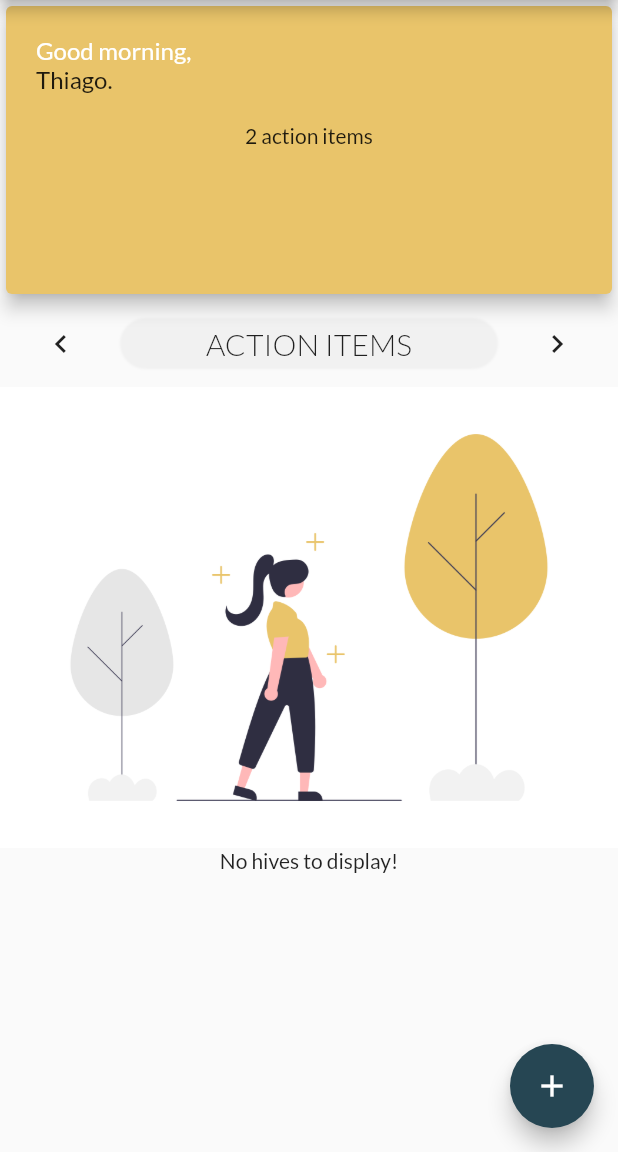
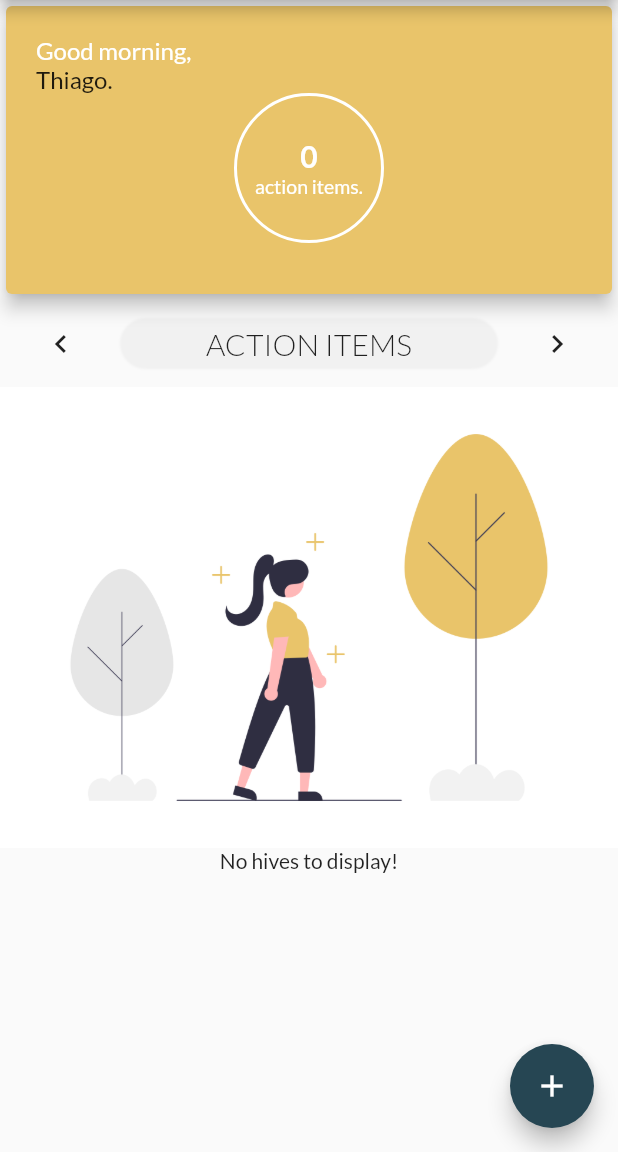
Before and after one commit to leowei31/nectarfy-app, a Flutter app: the screen it shows after launch, scrolled down 158 dp, after a tap on the "keyboard arrow left" icon, on a phone screen of 412 x 824 dp, the part 84-1236 px from its top. Run offline on Flutter 3.47's test engine with Material 2 defaults, Android fonts, the light colour scheme and no system bars.

Commit message:
finalized UI for hive module

```diff
--- a/app/lib/main.dart
+++ b/app/lib/main.dart
@@ -1,7 +1,7 @@
 import 'package:flutter/material.dart';
 
 import './views/hive_module.dart';
-import './widgets/hive_module/add_hive.dart';
+import './widgets/hive_module/hive_list/add_hive.dart';
 
 void main() {
   runApp(const MyApp());
--- /dev/null
+++ b/app/lib/model/action_item.dart
@@ -0,0 +1,16 @@
+class ActionItem {
+  final String actionId;
+  final String hiveId;
+  final String actionDescription;
+
+  ActionItem({
+    required this.actionId,
+    required this.hiveId,
+    required this.actionDescription
+  });
+
+  String getActionId() => actionId;
+  String getHiveId() => hiveId;
+  String getActionDescription() => actionDescription;
+
+}
--- a/app/lib/model/hive.dart
+++ b/app/lib/model/hive.dart
@@ -22,39 +22,12 @@ class Hive {
     required this.profilePicPath,
   });
 
-  String getId() {
-    return id;
-  }
-
-  String getName() {
-    return name;
-  }
-
-  String getOwnerId() {
-    return ownerId;
-  }
-
-  double getHumidity() {
-    return humidity;
-  }
-
-  double getTemperature() {
-    return temperature;
-  }
-
-  double getWeight() {
-    return weight;
-  }
-
-  DateTime getLastFed() {
-    return lastFed;
-  }
-
-  bool getHasActions() {
-    return hasActions;
-  }
-
-  String getProfilePicPath() {
-    return profilePicPath;
-  }
+  String getId() => id;
+  String getName() => name;
+  String getOwnerId() => ownerId;
+  double getHumidity() => humidity;
+  double getTemperature() => temperature;
+  double getWeight() => weight;
+  DateTime getLastFed() => lastFed;
+  String getProfilePicPath() => profilePicPath;
 }
--- a/app/lib/views/hive_module.dart
+++ b/app/lib/views/hive_module.dart
@@ -1,19 +1,54 @@
 import 'package:flutter/material.dart';
 
-import '../widgets/hive_module/welcome_dashboard.dart';
-import '../widgets/hive_module/hive_list.dart';
+import '../widgets/hive_module/dashboard/welcome_dashboard.dart';
+import '../widgets/hive_module/hive_list/hive_list.dart';
+import '../widgets/hive_module/hive_list/hive_list_controller.dart';
+import '../model/hive.dart';
+import '../model/action_item.dart';
 
-class HiveModule extends StatelessWidget {
+class HiveModule extends StatefulWidget {
+  const HiveModule({ Key? key }) : super(key: key);
 
-  const HiveModule({ Key? key }) : super(key: key);
+  @override
+  _HiveModuleState createState() => _HiveModuleState();
+}
+
+class _HiveModuleState extends State<HiveModule> {
+
+  bool allHives = true;
+
+  final List<Hive> hives = [
+    Hive(id: 'h1', name: 'Nectarfy #1', ownerId: '0', humidity: 12, temperature: 10, weight: 20, lastFed: DateTime.now(), hasActions: false, profilePicPath: 'hive_1.jpg'),
+    Hive(id: 'h2', name: 'Nectarfy #2', ownerId: '0', humidity: 12, temperature: 10, weight: 20, lastFed: DateTime.now(), hasActions: true, profilePicPath: 'hive_2.jpg'),
+    Hive(id: 'h3', name: 'Nectarfy #3', ownerId: '0', humidity: 12, temperature: 10, weight: 20, lastFed: DateTime.now(), hasActions: true, profilePicPath: 'hive_3.jpg'),
+  ];
+
+  final List<Hive> actionList = [
+    // Hive(id: 'h2', name: 'hive 2', ownerId: '0', humidity: 12, temperature: 10, weight: 20, lastFed: DateTime.now(), hasActions: true, profilePicPath: 'hive_2.jpg'),
+    // Hive(id: 'h3', name: 'hive 3', ownerId: '0', humidity: 12, temperature: 10, weight: 20, lastFed: DateTime.now(), hasActions: true, profilePicPath: 'hive_3.jpg'),
+  ];
+
+  // TO DO later
+  final List<ActionItem> actionList2 = [
+    ActionItem(actionId: 'a1', hiveId: 'h2', actionDescription: 'Varroa Mite: our Nectarfy hive has detected the presence of Varroa Mite. '),
+    ActionItem(actionId: 'a2', hiveId: 'h3', actionDescription: 'Varroa Mite: our Nectarfy hive has detected the presence of Varroa Mite. ')
+  ];
+
+  void changeCategoryHandler() {
+    setState(() {
+      allHives = !allHives;
+    });
+  }
 
   @override
   Widget build(BuildContext context) {
     return Column(
-      children: const <Widget>[
-        WelcomeDashboard(),
-        HiveList(),
+      children: <Widget>[
+        WelcomeDashboard(name: 'Thiago', numOfActions: actionList.length),
+        HiveListController(allHives: allHives, callbackFn: changeCategoryHandler),
+        HiveList(listOfHives: hives, actionList: actionList, allHives: allHives,)
       ],
+
     );
   }
 }
--- a/app/lib/widgets/hive_module/action_items_dashboard.dart
+++ /dev/null
@@ -1,12 +0,0 @@
-import 'package:flutter/material.dart';
-
-class ActionItemsDashboard extends StatelessWidget {
-  final int actions;
-
-  const ActionItemsDashboard({ Key? key, required this.actions }) : super(key: key);
-
-  @override
-  Widget build(BuildContext context) {
-    return Text('$actions action items');
-  }
-}
--- /dev/null
+++ b/app/lib/widgets/hive_module/dashboard/action_items_dashboard.dart
@@ -0,0 +1,34 @@
+import 'package:flutter/material.dart';
+
+class ActionItemsDashboard extends StatelessWidget {
+  final int actions;
+
+  const ActionItemsDashboard({ Key? key, required this.actions }) : super(key: key);
+
+  @override
+  Widget build(BuildContext context) {
+    return Container(
+      margin: const EdgeInsets.only(bottom: 0, top: 0),
+      child: Stack(
+        children: <Widget>[
+          Container(
+            height: 100,
+            width: 100,
+            decoration: BoxDecoration(
+              color: const Color(0x00000000),
+              shape: BoxShape.circle,
+              border: Border.all(width: 2, color: Colors.white),
+            )
+          ),
+          Column(
+            mainAxisAlignment: MainAxisAlignment.center,
+            children: [
+            Text(actions.toString(), style: const TextStyle(fontWeight: FontWeight.bold, fontSize: 20, color: Colors.white),),
+            const Text('action items.', style: TextStyle(fontSize: 13, color: Colors.white))
+          ])
+        ],
+        alignment: AlignmentDirectional.center
+      )
+    );
+  }
+}
--- a/app/lib/widgets/hive_module/welcome_dashboard.dart
+++ b/app/lib/widgets/hive_module/dashboard/welcome_dashboard.dart
@@ -4,9 +4,10 @@ import './welcome_user_title.dart';
 import './action_items_dashboard.dart';
 
 class WelcomeDashboard extends StatelessWidget {
+  final String name;
+  final int numOfActions;
 
-
-  const WelcomeDashboard({ Key? key }) : super(key: key);
+  const WelcomeDashboard({ Key? key, required this.name, required this.numOfActions }) : super(key: key);
 
   @override
   Widget build(BuildContext context) {
@@ -17,12 +18,10 @@ class WelcomeDashboard extends StatelessWidget {
         elevation: 5,
         color: Theme.of(context).primaryColor,
         child: Column(
-          mainAxisAlignment: MainAxisAlignment.center,
-          children: const <Widget>[
-            WelcomeUserTitle(firstName: 'Thiago'),
-            Expanded(
-              child: ActionItemsDashboard(actions: 2)
-            )
+          mainAxisAlignment: MainAxisAlignment.start,
+          children: <Widget>[
+            WelcomeUserTitle(firstName: name),
+            ActionItemsDashboard(actions: numOfActions)
           ],
         ),
       ));
--- a/app/lib/widgets/hive_module/welcome_user_title.dart
+++ b/app/lib/widgets/hive_module/dashboard/welcome_user_title.dart
@@ -9,7 +9,7 @@ class WelcomeUserTitle extends StatelessWidget {
   Widget build(BuildContext context) {
     return Container(
       width: double.infinity,
-      padding: const EdgeInsets.all(20),
+      padding: const EdgeInsets.only(left: 20, top: 20),
       child: Column(
         crossAxisAlignment: CrossAxisAlignment.start,
         children: <Widget>[
--- a/app/lib/widgets/hive_module/hive_list.dart
+++ /dev/null
@@ -1,85 +0,0 @@
-import 'package:flutter/material.dart';
-
-import '../../model/hive.dart';
-import './hive_card.dart';
-
-class HiveList extends StatefulWidget {
-  const HiveList({ Key? key }) : super(key: key);
-
-  @override
-  _HiveListState createState() => _HiveListState();
-}
-
-class _HiveListState extends State<HiveList> {
-
-  final List<Hive> listOfHives = [
-    Hive(id: 'h1', name: 'Nectarfy #1', ownerId: '0', humidity: 12, temperature: 10, weight: 20, lastFed: DateTime.now(), hasActions: false, profilePicPath: 'hive_1.jpg'),
-    Hive(id: 'h2', name: 'Nectarfy #2', ownerId: '0', humidity: 12, temperature: 10, weight: 20, lastFed: DateTime.now(), hasActions: true, profilePicPath: 'hive_2.jpg'),
-    Hive(id: 'h3', name: 'Nectarfy #3', ownerId: '0', humidity: 12, temperature: 10, weight: 20, lastFed: DateTime.now(), hasActions: true, profilePicPath: 'hive_3.jpg'),
-  ];
-
-  final List<Hive> actionList = [
-    // Hive(id: 'h2', name: 'hive 2', ownerId: '0', humidity: 12, temperature: 10, weight: 20, lastFed: DateTime.now(), hasActions: true, profilePicPath: 'hive_2.jpg'),
-    // Hive(id: 'h3', name: 'hive 3', ownerId: '0', humidity: 12, temperature: 10, weight: 20, lastFed: DateTime.now(), hasActions: true, profilePicPath: 'hive_3.jpg'),
-  ];
-
-  bool allHives = true;
-
-  void changeCategoryHandler() {
-    setState(() {
-      allHives = !allHives;
-    });
-  }
-
-  @override
-  Widget build(BuildContext context) {
-    return Column(
-      children: <Widget>[
-        Container(
-          margin: const EdgeInsets.only(top: 5, bottom: 5),
-          child: Row(
-            mainAxisAlignment: MainAxisAlignment.spaceEvenly,
-            children: <Widget>[
-              IconButton(onPressed: changeCategoryHandler, icon: const Icon(Icons.keyboard_arrow_left_outlined)),
-              Container(
-                width: 250,
-                height: 32,
-                decoration: BoxDecoration(
-                  borderRadius: const BorderRadius.all(Radius.circular(20)),
-                  boxShadow: [
-                    BoxShadow(
-                      color: Colors.grey.withOpacity(0.1),
-                      spreadRadius: 1,
-                      blurRadius: 0.5,
-                    )
-                  ]
-                ),
-                child: Center(child: Text(
-                  allHives ? 'ALL HIVES' : 'ACTION ITEMS',
-                  style: const TextStyle(fontSize: 20, fontWeight: FontWeight.w300),
-                )),
-              ),
-              IconButton(onPressed: changeCategoryHandler, icon: const Icon(Icons.keyboard_arrow_right_outlined)),
-        ],),),
-
-        (allHives && listOfHives.isEmpty) || (!allHives && actionList.isEmpty) ?
-          // Container(
-          Column(children: <Widget>[
-            Image.asset('assets/images/no_hive.png'),
-            const Text('No hives to display!'),
-          ],)
-          // )
-          :
-          SizedBox(
-            height: 400,
-            width: double.infinity,
-            child: ListView.builder(
-            itemBuilder: (ctx, i) {
-              return HiveCard(hive: allHives ? listOfHives[i] : actionList[i]);
-            },
-            itemCount: allHives ? listOfHives.length : actionList.length,
-          ))
-      ],
-    );
-  }
-}
--- a/app/lib/widgets/hive_module/hive_card.dart
+++ b/app/lib/widgets/hive_module/hive_list/hive_card.dart
@@ -1,7 +1,7 @@
 import 'package:flutter/material.dart';
 import 'package:intl/intl.dart';
 
-import '../../model/hive.dart';
+import '../../../model/hive.dart';
 
 class HiveCard extends StatelessWidget {
   final Hive hive;
--- /dev/null
+++ b/app/lib/widgets/hive_module/hive_list/hive_list.dart
@@ -0,0 +1,39 @@
+import 'package:flutter/material.dart';
+
+import '../../../model/hive.dart';
+import './hive_card.dart';
+
+class HiveList extends StatelessWidget {
+  final List<Hive> listOfHives;
+  final List<Hive> actionList;
+  final bool allHives;
+
+  const HiveList({ Key? key, required this.listOfHives, required this.actionList, required this.allHives }) : super(key: key);
+
+  @override
+  Widget build(BuildContext context) {
+    return Column(
+      children: <Widget>[
+
+
+        (allHives && listOfHives.isEmpty) || (!allHives && actionList.isEmpty) ?
+          // Container(
+          Column(children: <Widget>[
+            Image.asset('assets/images/no_hive.png'),
+            const Text('No hives to display!'),
+          ],)
+          // )
+          :
+          SizedBox(
+            height: 400,
+            width: double.infinity,
+            child: ListView.builder(
+            itemBuilder: (ctx, i) {
+              return HiveCard(hive: allHives ? listOfHives[i] : actionList[i]);
+            },
+            itemCount: allHives ? listOfHives.length : actionList.length,
+          ))
+      ],
+    );
+  }
+}
--- /dev/null
+++ b/app/lib/widgets/hive_module/hive_list/hive_list_controller.dart
@@ -0,0 +1,38 @@
+import 'package:flutter/material.dart';
+
+class HiveListController extends StatelessWidget {
+  final bool allHives;
+  final Function callbackFn;
+
+  const HiveListController({ Key? key, required this.allHives, required this.callbackFn }) : super(key: key);
+
+  @override
+  Widget build(BuildContext context) {
+    return Container(
+      margin: const EdgeInsets.only(top: 5, bottom: 5),
+      child: Row(
+        mainAxisAlignment: MainAxisAlignment.spaceEvenly,
+        children: <Widget>[
+          IconButton(onPressed: () => callbackFn(), icon: const Icon(Icons.keyboard_arrow_left_outlined)),
+          Container(
+            width: 250,
+            height: 32,
+            decoration: BoxDecoration(
+              borderRadius: const BorderRadius.all(Radius.circular(20)),
+              boxShadow: [
+                BoxShadow(
+                  color: Colors.grey.withOpacity(0.1),
+                  spreadRadius: 1,
+                  blurRadius: 0.5,
+                )
+              ]
+            ),
+            child: Center(child: Text(
+              allHives ? 'ALL HIVES' : 'ACTION ITEMS',
+              style: const TextStyle(fontSize: 20, fontWeight: FontWeight.w300),
+            )),
+          ),
+          IconButton(onPressed: () => callbackFn(), icon: const Icon(Icons.keyboard_arrow_right_outlined)),
+    ]));
+  }
+}
--- a/app/pubspec.yaml
+++ b/app/pubspec.yaml
@@ -62,7 +62,6 @@ flutter:
     - assets/images/hive_2.jpg
     - assets/images/hive_3.jpg
     - assets/images/no_hive.png
-    - assets/images/temp_icon.png
 
   # An image asset can refer to one or more resolution-specific "variants", see
   # https://flutter.dev/assets-and-images/#resolution-aware.
```
Also changed, not shown: app/assets/images/temp_icon.png (deleted), app/lib/widgets/hive_module/hive_list/add_hive.dart (renamed from app/lib/widgets/hive_module/add_hive.dart).
